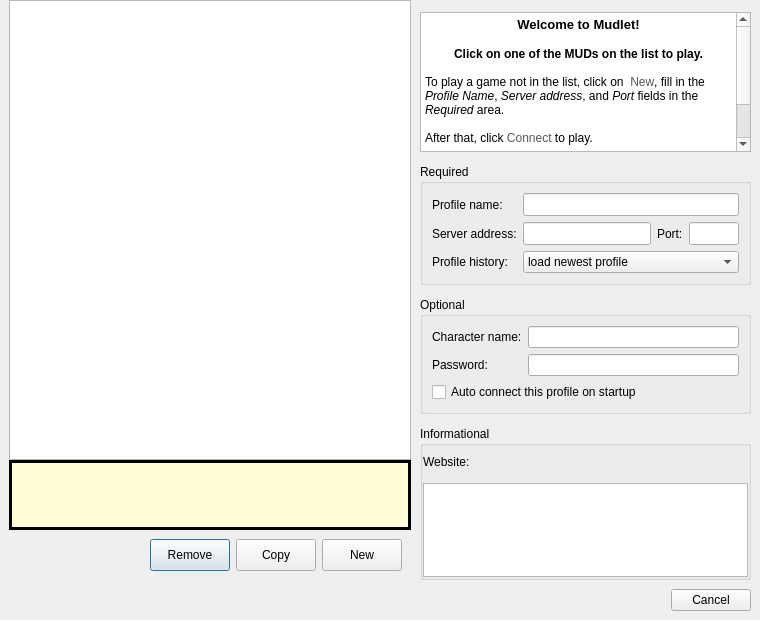
The window that src/ui/connection_profiles.ui (Mudlet/Mudlet) describes before a commit, drawn with Qt 5.
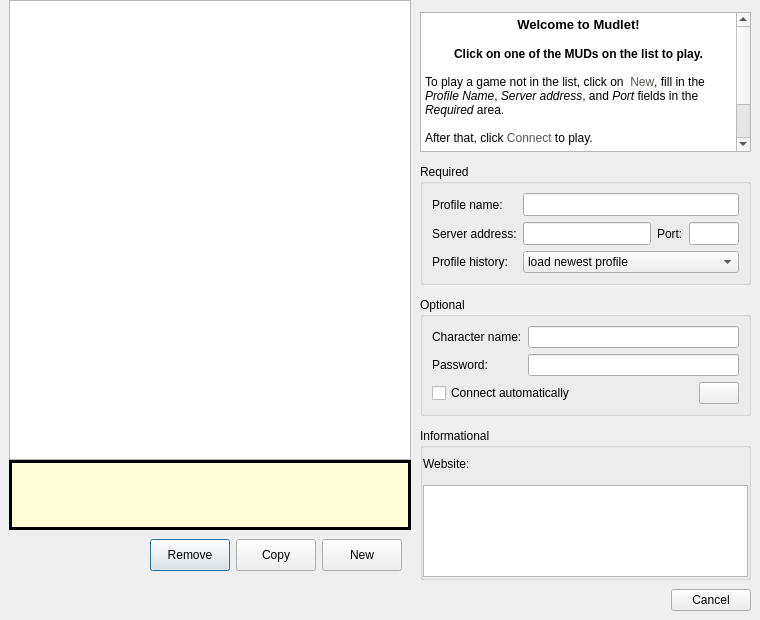
The same window after the commit. Icons and pictures are not drawn.

Commit message: Added Discord opt-in button

Diff of the .ui file:
```diff
--- a/src/ui/connection_profiles.ui
+++ b/src/ui/connection_profiles.ui
@@ -2403,18 +2403,70 @@
               </property>
              </widget>
             </item>
-            <item row="2" column="0" colspan="2">
-             <widget class="QCheckBox" name="autologin_checkBox">
-              <property name="toolTip">
-               <string>With this enabled, Mudlet will automatically start and connect on this profile when it is launched</string>
-              </property>
-              <property name="layoutDirection">
-               <enum>Qt::LeftToRight</enum>
-              </property>
-              <property name="text">
-               <string>Auto connect this profile on startup</string>
-              </property>
-             </widget>
+            <item row="3" column="0" colspan="2">
+             <layout class="QHBoxLayout" name="horizontalLayout_6">
+              <item>
+               <widget class="QCheckBox" name="autologin_checkBox">
+                <property name="sizePolicy">
+                 <sizepolicy hsizetype="Maximum" vsizetype="Fixed">
+                  <horstretch>0</horstretch>
+                  <verstretch>0</verstretch>
+                 </sizepolicy>
+                </property>
+                <property name="toolTip">
+                 <string>With this enabled, Mudlet will automatically start and connect on this profile when it is launched</string>
+                </property>
+                <property name="layoutDirection">
+                 <enum>Qt::LeftToRight</enum>
+                </property>
+                <property name="text">
+                 <string>Connect automatically</string>
+                </property>
+               </widget>
+              </item>
+              <item>
+               <spacer name="horizontalSpacer_2">
+                <property name="orientation">
+                 <enum>Qt::Horizontal</enum>
+                </property>
+                <property name="sizeHint" stdset="0">
+                 <size>
+                  <width>40</width>
+                  <height>20</height>
+                 </size>
+                </property>
+               </spacer>
+              </item>
+              <item>
+               <widget class="QPushButton" name="pushButton">
+                <property name="styleSheet">
+                 <string notr="true"/>
+                </property>
+                <property name="text">
+                 <string/>
+                </property>
+                <property name="icon">
+                 <iconset resource="../mudlet.qrc">
+                  <normaloff>:/icons/Discord-Logo+Wordmark-Color.png</normaloff>:/icons/Discord-Logo+Wordmark-Color.png</iconset>
+                </property>
+                <property name="iconSize">
+                 <size>
+                  <width>65</width>
+                  <height>22</height>
+                 </size>
+                </property>
+                <property name="checkable">
+                 <bool>true</bool>
+                </property>
+                <property name="checked">
+                 <bool>false</bool>
+                </property>
+                <property name="flat">
+                 <bool>false</bool>
+                </property>
+               </widget>
+              </item>
+             </layout>
             </item>
            </layout>
           </widget>
```
Left out of the diff: 67 changed lines with no effect on the pictures. The commit also changes 2 other files.
